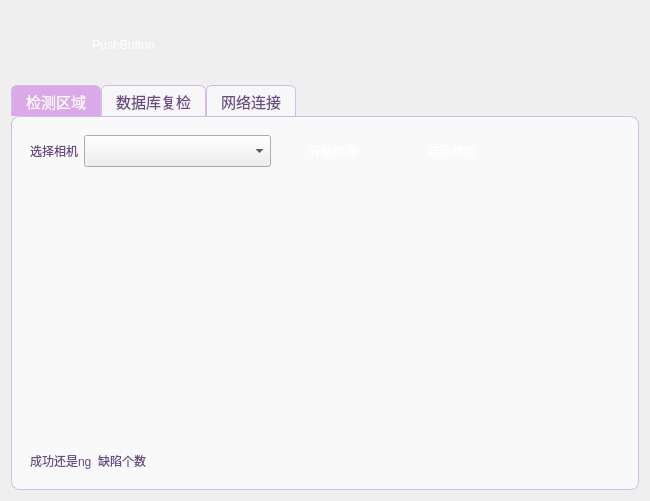
The window that ctrform.ui (misakip1/cv_Qt) describes before a commit, drawn with Qt 5.
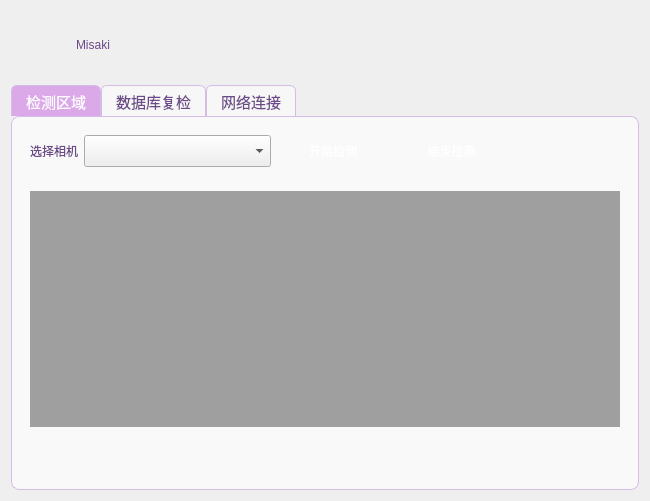
The same window after the commit. Custom widgets are drawn as their Qt base class.

Diff of the .ui file:
```diff
--- a/ctrform.ui
+++ b/ctrform.ui
@@ -95,6 +95,11 @@
 QLabel {
     color:#6b4a87;
     font-size:12px;
+}
+QMdiArea#mdiArea
+{
+    color:#6b4a87;
+    font-size:12px;
 }</string>
   </property>
   <layout class="QVBoxLayout" name="verticalLayout" stretch="1,10">
@@ -124,9 +129,9 @@
        </widget>
       </item>
       <item>
-       <widget class="QPushButton" name="pushButton_3">
+       <widget class="QLabel" name="label_2">
         <property name="text">
-         <string>PushButton</string>
+         <string>Misaki</string>
         </property>
        </widget>
       </item>
@@ -211,26 +216,20 @@
        </item>
        <item>
         <widget class="QWidget" name="widget_2" native="true">
-         <layout class="QHBoxLayout" name="horizontalLayout_3"/>
+         <layout class="QHBoxLayout" name="horizontalLayout_3">
+          <item>
+           <widget class="QMdiArea" name="mdiArea">
+            <property name="styleSheet">
+             <string notr="true"/>
+            </property>
+           </widget>
+          </item>
+         </layout>
         </widget>
        </item>
        <item>
         <widget class="QWidget" name="widget_3" native="true">
          <layout class="QHBoxLayout" name="horizontalLayout">
-          <item>
-           <widget class="QLabel" name="label_3">
-            <property name="text">
-             <string>成功还是ng</string>
-            </property>
-           </widget>
-          </item>
-          <item>
-           <widget class="QLabel" name="label_4">
-            <property name="text">
-             <string>缺陷个数</string>
-            </property>
-           </widget>
-          </item>
           <item>
            <spacer name="horizontalSpacer_2">
             <property name="orientation">
```
